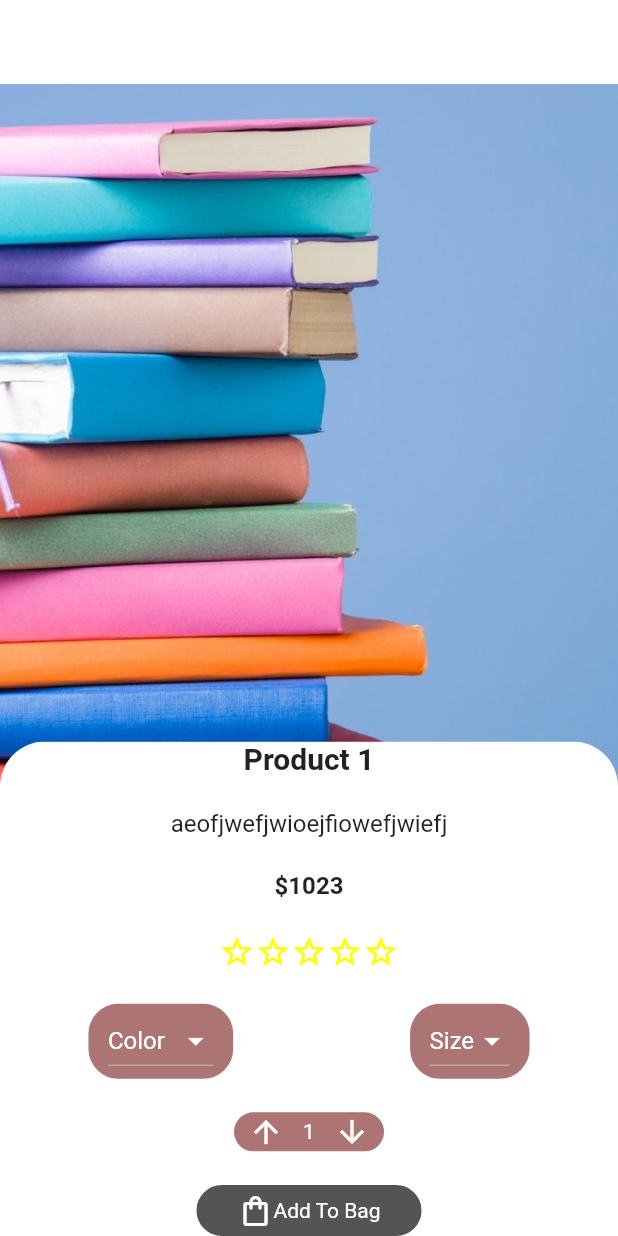
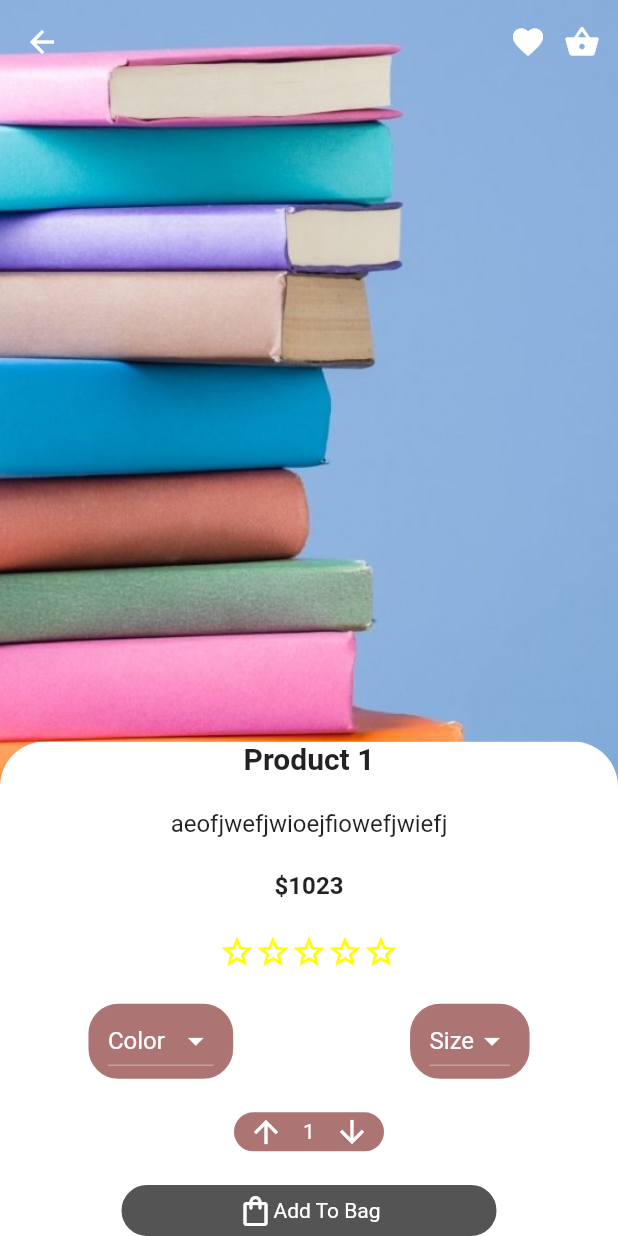
Before and after one commit to amincross/flutter-boot-camp, a Flutter app: the screen it shows after launch, after a tap on the "list" icon, after a tap on "Product 1", on a phone screen of 412 x 824 dp. Run offline on Flutter 3.47's test engine with Material 2 defaults, Android fonts, the light colour scheme and no system bars.

Commit message:
show Product Page

```diff
--- a/flutterbootcamp/lib/explore_page.dart
+++ b/flutterbootcamp/lib/explore_page.dart
@@ -209,7 +209,10 @@ class _ExplorePageState extends State<ExplorePage> {
             children: List<Widget>.generate(productList.length, (index) {
               return InkWell(
                 onTap: () {
-                  Navigator.push(context, MaterialPageRoute(builder: (context) => ShowProductPage(productList[index])));
+                  Navigator.push(
+                    context,
+                    MaterialPageRoute(builder: (context) => ShowProductPage(productList[index])),
+                  );
                 },
                 child: Column(
                   crossAxisAlignment: CrossAxisAlignment.start,
--- a/flutterbootcamp/lib/main.dart
+++ b/flutterbootcamp/lib/main.dart
@@ -12,6 +12,7 @@ class MyApp extends StatelessWidget {
   @override
   Widget build(BuildContext context) {
     return MaterialApp(
+      debugShowCheckedModeBanner: false,
       title: 'Flutter Demo',
       theme: ThemeData(
         primarySwatch: Colors.blue,
--- a/flutterbootcamp/lib/show_product_page.dart
+++ b/flutterbootcamp/lib/show_product_page.dart
@@ -12,8 +12,8 @@ class ShowProductPage extends StatefulWidget {
 }
 
 class _ShowProductPageState extends State<ShowProductPage> {
-  String? selectedColor = "Red";
-  String? selectedSize = "L";
+  String? selectedColor = null;
+  String? selectedSize = null;
 
   int selectedCount = 1;
 
@@ -23,7 +23,6 @@ class _ShowProductPageState extends State<ShowProductPage> {
     String dolor = "\$";
 
     return Scaffold(
-      appBar: AppBar(backgroundColor: Colors.white, elevation: 0),
       body: Container(
         child: Stack(
           children: [
@@ -31,12 +30,25 @@ class _ShowProductPageState extends State<ShowProductPage> {
               widget.product.imageAddress,
               fit: BoxFit.fitHeight,
               width: screenSize.width,
-              height: screenSize.height * 0.6,
+              height: screenSize.height * 0.8,
+            ),
+            AppBar(
+              backgroundColor: Colors.transparent,
+              elevation: 0,
+              actions: [
+                Icon(Icons.favorite),
+                SizedBox(width: 12),
+                Icon(Icons.shopping_basket),
+                SizedBox(width: 12),
+              ],
             ),
             Align(
               alignment: Alignment.bottomCenter,
               child: ClipRRect(
-                borderRadius: BorderRadius.only(topLeft: Radius.circular(30), topRight: Radius.circular(30)),
+                borderRadius: BorderRadius.only(
+                  topLeft: Radius.circular(30),
+                  topRight: Radius.circular(30),
+                ),
                 child: Container(
                   color: Colors.white,
                   height: screenSize.height * 0.4,
@@ -70,6 +82,7 @@ class _ShowProductPageState extends State<ShowProductPage> {
                                 border: Border.all(color: Color(0xffad7474)),
                                 borderRadius: BorderRadius.all(Radius.circular(20))),
                             child: DropdownButton<String>(
+                              value: selectedColor,
                               icon: Icon(
                                 Icons.arrow_drop_down,
                                 color: Colors.white,
@@ -95,6 +108,7 @@ class _ShowProductPageState extends State<ShowProductPage> {
                                 border: Border.all(color: Color(0xffad7474)),
                                 borderRadius: BorderRadius.all(Radius.circular(20))),
                             child: DropdownButton<String>(
+                              value: selectedSize,
                               icon: Icon(Icons.arrow_drop_down, color: Colors.white),
                               items: <String>['L', 'M', 'XM', 'XL'].map((String value) {
                                 return DropdownMenuItem<String>(
@@ -144,7 +158,7 @@ class _ShowProductPageState extends State<ShowProductPage> {
                             ],
                           )),
                       Container(
-                        width: 150,
+                        width: 250,
                         padding: EdgeInsets.symmetric(horizontal: 4, vertical: 4),
                         decoration: BoxDecoration(
                             color: Color(0xff545454),
```
